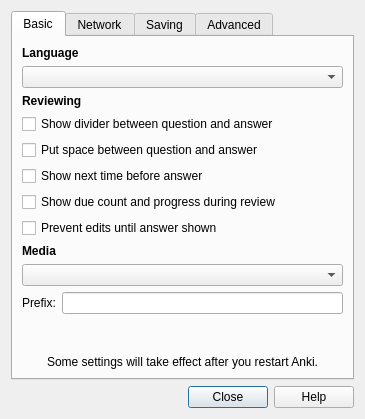
First picture: the form in designer/preferences.ui, repository ankitects/anki, before the edit.
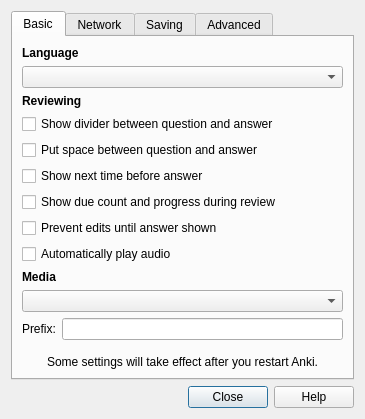
Second picture: the form after the edit.

Commit message: option to disable sound autoplay

```diff
--- a/designer/preferences.ui
+++ b/designer/preferences.ui
@@ -104,6 +104,13 @@
          </property>
         </widget>
        </item>
+       <item>
+        <widget class="QCheckBox" name="autoplaySounds">
+         <property name="text">
+          <string>Automatically play audio</string>
+         </property>
+        </widget>
+       </item>
        <item>
         <widget class="QLabel" name="label_6">
          <property name="text">
```
Left out of the diff: 1 changed line with no effect on the pictures. The commit also changes 4 other files.
